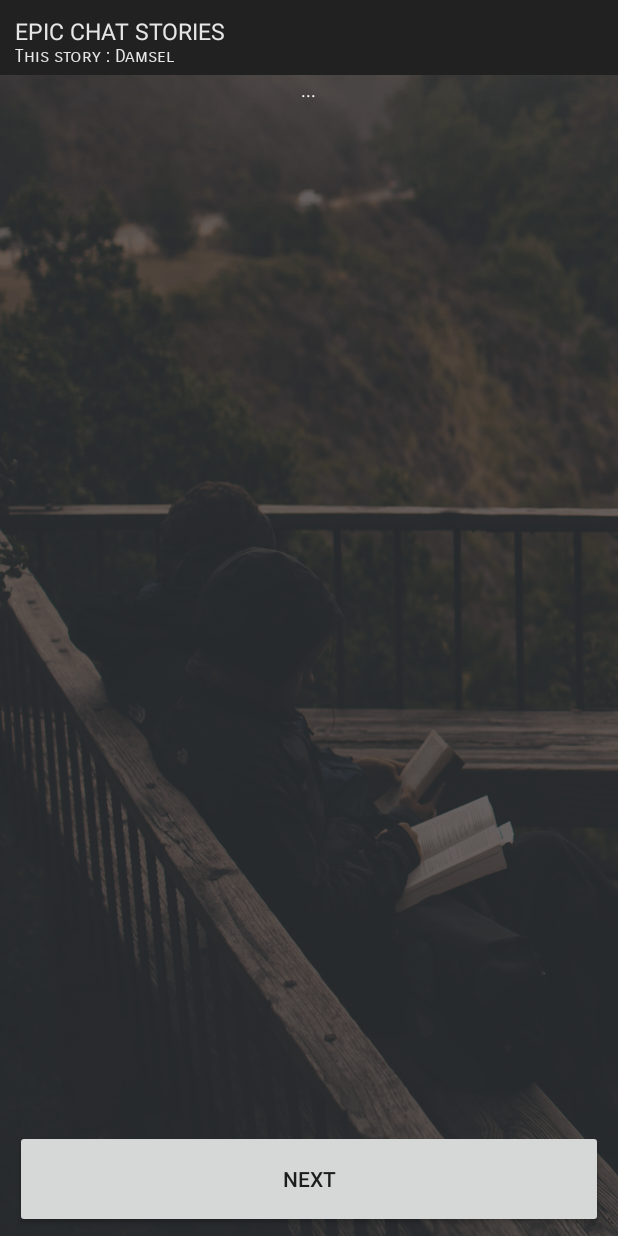
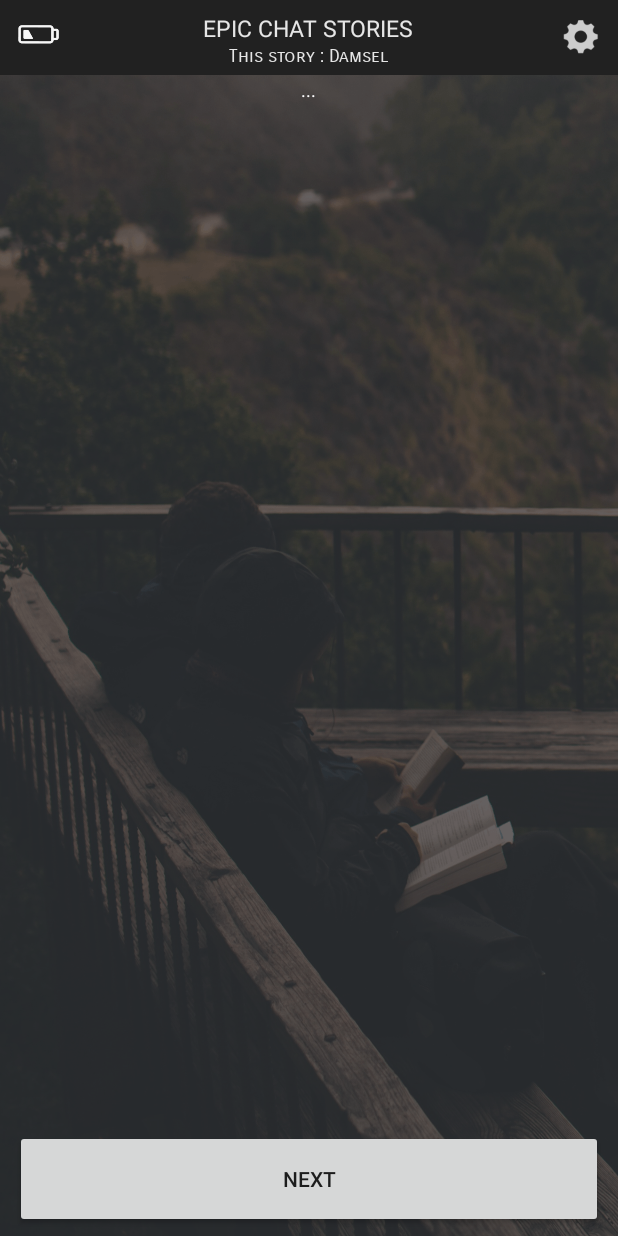
Before and after one commit to Jaydah-Studios/ChatStories, an Android app: the MainActivity screen opened directly, with no data from a screen before it, after a tap on "NEXT", on a phone screen of 412 x 824 dp. Run offline under Robolectric (Android 15) with nearby library versions, the phone set to English and light mode, and no system bars; libraries missing offline, so code that uses them is left out: com.github.library.bubbleview; plain views replace BubbleTextView; 2 statements that could not run were skipped.

Commit message:
Modified  custom toolbar to add battery and settings icon. UI improvements

```diff
--- a/app/src/main/res/layout/activity_main.xml
+++ b/app/src/main/res/layout/activity_main.xml
@@ -7,19 +7,6 @@
     android:background="@drawable/optionsback"
     tools:context="jaydahstudios.com.chatstories.MainActivity">
 
-
-
-    <!--<android.support.v7.widget.Toolbar-->
-        <!--android:layout_width="match_parent"-->
-        <!--android:layout_height="?attr/actionBarSize"-->
-        <!--android:background="#000"/>-->
-    <!--<TextView-->
-    <!--android:layout_width="wrap_content"-->
-    <!--android:layout_height="wrap_content"-->
-    <!--android:text="EPIC CHAT STORIES"-->
-    <!--android:textColor="#e6e6e6"/>-->
-
-
     <LinearLayout
         android:layout_width="match_parent"
         android:layout_height="50dp"
@@ -28,24 +15,45 @@
         <RelativeLayout
             android:layout_width="match_parent"
             android:layout_height="match_parent">
+
+            <ImageView
+                android:layout_width="30dp"
+                android:layout_height="15dp"
+                android:layout_marginTop="15dp"
+                android:layout_marginLeft="10dp"
+                android:layout_marginStart="10dp"
+                android:src="@drawable/batterymain"
+                android:id="@+id/batteryIconImg"/>
+
+            <ImageView
+                android:layout_width="30dp"
+                android:layout_height="25dp"
+                android:src="@drawable/gear"
+                android:id="@+id/settingsIconImg"
+                android:layout_marginTop="15dp"
+                android:layout_marginRight="10dp"
+                android:layout_marginEnd="10dp"
+                android:layout_centerVertical="true"
+                android:layout_alignParentRight="true"
+                android:layout_alignParentEnd="true" />
+
             <TextView
                 android:layout_width="wrap_content"
                 android:layout_height="wrap_content"
                 android:text="EPIC CHAT STORIES"
                 android:textSize="15sp"
-                android:layout_marginTop="10dp"
-                android:layout_marginStart="10dp"
-                android:layout_marginLeft="10dp"
+                android:layout_marginTop="8dp"
+                android:layout_centerHorizontal="true"
                 android:textColor="#e6e6e6"/>
 
             <TextView
                 android:layout_width="wrap_content"
                 android:layout_height="wrap_content"
+                android:id="@+id/storyNameTxt"
                 android:text="This story : Damsel"
                 android:textSize="12sp"
                 android:layout_marginTop="30dp"
-                android:layout_marginStart="10dp"
-                android:layout_marginLeft="10dp"
+                android:layout_centerHorizontal="true"
                 android:fontFamily="sans-serif-smallcaps"
                 android:textColor="#e6e6e6"/>
         </RelativeLayout>
--- a/app/src/main/res/layout/activity_promooptions.xml
+++ b/app/src/main/res/layout/activity_promooptions.xml
@@ -137,157 +137,7 @@
             android:textColor="#dad8d8"/>
     </RelativeLayout>
 
-    <ImageView
-        android:layout_width="50dp"
-        android:layout_height="50dp"
-        android:id="@+id/exitImgPromo"
-        android:src="@drawable/exitx"
-        android:layout_alignParentTop="true"
-        android:layout_alignParentRight="true"
-        android:layout_alignParentEnd="true"
-        android:layout_marginTop="20dp"
-        android:layout_marginRight="20dp"
-        android:layout_marginEnd="20dp"
-        />
-
 
 </RelativeLayout>
 
-
-<!--<RelativeLayout-->
-<!--android:layout_width="wrap_content"-->
-<!--android:layout_height="wrap_content"-->
-<!--android:minWidth="300dp"-->
-<!--android:background="#363636"-->
-<!--android:gravity="center_horizontal"-->
-<!--android:paddingLeft="20dp"-->
-<!--android:paddingRight="20dp"-->
-<!--android:paddingBottom="20dp"-->
-<!--android:layout_centerVertical="true"-->
-<!--android:layout_centerHorizontal="true">-->
-
-<!--<TextView-->
-    <!--android:id="@+id/textView"-->
-    <!--android:layout_width="wrap_content"-->
-    <!--android:layout_height="wrap_content"-->
-    <!--android:layout_marginTop="30dp"-->
-    <!--android:textSize="22sp"-->
-    <!--android:gravity="center"-->
-    <!--android:textColor="#d65b5b"-->
-    <!--android:text="AW SNAP!"-->
-    <!--android:textStyle="bold"-->
-    <!--android:layout_centerHorizontal="true" />-->
-
-<!--<TextView-->
-    <!--android:id="@+id/textView6"-->
-    <!--android:layout_width="wrap_content"-->
-    <!--android:layout_height="wrap_content"-->
-    <!--android:layout_marginTop="5dp"-->
-    <!--android:textSize="17sp"-->
-    <!--android:gravity="center"-->
-    <!--android:textColor="#fff"-->
-    <!--android:text="It seems you have run out\nof battery power"-->
-    <!--android:textStyle="bold"-->
-    <!--android:layout_below="@+id/textView"-->
-    <!--android:layout_centerHorizontal="true" />-->
-
-<!--<ImageView-->
-    <!--android:id="@+id/logo"-->
-    <!--android:layout_width="wrap_content"-->
-    <!--android:layout_height="wrap_content"-->
-    <!--android:adjustViewBounds="true"-->
-    <!--android:maxWidth="200dp"-->
-    <!--android:src="@drawable/rechargepic"-->
-    <!--android:layout_below="@+id/textView6"-->
-    <!--android:layout_centerHorizontal="true" />-->
-
-
-<!--<LinearLayout-->
-    <!--android:layout_width="wrap_content"-->
-    <!--android:layout_height="wrap_content"-->
-    <!--android:layout_below="@+id/textView1"-->
-    <!--android:layout_centerHorizontal="true"-->
-    <!--android:layout_marginTop="38dp"-->
-    <!--android:id="@+id/linearLayout">-->
-
-    <!--<Button-->
-        <!--android:layout_width="wrap_content"-->
-        <!--android:layout_height="wrap_content"-->
-        <!--android:id="@+id/watchAdBtn"-->
-        <!--android:text="Watch \n an AD"-->
-        <!--android:layout_above="@+id/textView2"-->
-        <!--android:layout_toLeftOf="@+id/optionsBkBtn"-->
-        <!--android:layout_toStartOf="@+id/optionsBkBtn" />-->
-
-    <!--<Button-->
-        <!--android:id="@+id/sharedBtn"-->
-        <!--android:layout_width="wrap_content"-->
-        <!--android:layout_height="wrap_content"-->
-        <!--android:layout_above="@+id/textView2"-->
-        <!--android:layout_toEndOf="@+id/textView2"-->
-        <!--android:layout_toRightOf="@+id/textView2"-->
-        <!--android:text="Share \n app" />-->
-<!--</LinearLayout>-->
-
-
-
-<!--<TextView-->
-    <!--android:id="@+id/textView1"-->
-    <!--android:layout_width="wrap_content"-->
-    <!--android:layout_height="wrap_content"-->
-    <!--android:gravity="center"-->
-    <!--android:text="Perform any of the options below \n to instantly recharge!"-->
-    <!--android:textColor="#cacaca"-->
-    <!--android:textStyle="italic"-->
-    <!--android:layout_marginTop="6dp"-->
-    <!--android:layout_below="@+id/logo"-->
-    <!--android:layout_alignLeft="@+id/logo"-->
-    <!--android:layout_alignStart="@+id/logo"-->
-    <!--android:layout_centerHorizontal="true"/>-->
-
-<!--<TextView-->
-    <!--android:id="@+id/textView2"-->
-    <!--android:layout_width="wrap_content"-->
-    <!--android:layout_height="wrap_content"-->
-    <!--android:gravity="center"-->
-    <!--android:text="CLICK FOR INSTANT RECHARGE!"-->
-    <!--android:textColor="#31b90e"-->
-    <!--android:textStyle="bold"-->
-    <!--android:layout_marginTop="56dp"-->
-    <!--android:layout_below="@+id/logo"-->
-    <!--android:layout_alignLeft="@+id/logo"-->
-    <!--android:layout_alignStart="@+id/logo"-->
-    <!--android:layout_centerHorizontal="true"/>-->
-<!--<TextView-->
-    <!--android:layout_width="wrap_content"-->
-    <!--android:layout_height="wrap_content"-->
-    <!--android:id="@+id/textView5" />-->
-
-<!--<TextView-->
-    <!--android:id="@+id/textView3"-->
-    <!--android:layout_width="wrap_content"-->
-    <!--android:layout_height="wrap_content"-->
-    <!--android:layout_below="@+id/linearLayout"-->
-    <!--android:layout_centerHorizontal="true"-->
-    <!--android:layout_marginTop="30dp"-->
-    <!--android:textColor="#fff"-->
-    <!--android:gravity="center"-->
-    <!--android:text="OR WAIT"-->
-    <!--/>-->
-
-<!--<TextView-->
-    <!--android:id="@+id/textView4"-->
-    <!--android:layout_width="wrap_content"-->
-    <!--android:layout_height="wrap_content"-->
-    <!--android:layout_marginTop="26dp"-->
-    <!--android:textSize="30sp"-->
-    <!--android:textStyle="bold"-->
-    <!--android:textColor="#fff"-->
-    <!--android:text="14:37"-->
-    <!--android:layout_below="@+id/textView3"-->
-    <!--android:layout_centerHorizontal="true" />-->
-
-<!--</RelativeLayout>-->
-
-
     <!--android:background="#5499b1"-->
```
Also changed, not shown: app/src/main/res/drawable/batterymain.png (added), app/src/main/res/drawable/gear.png (added).
